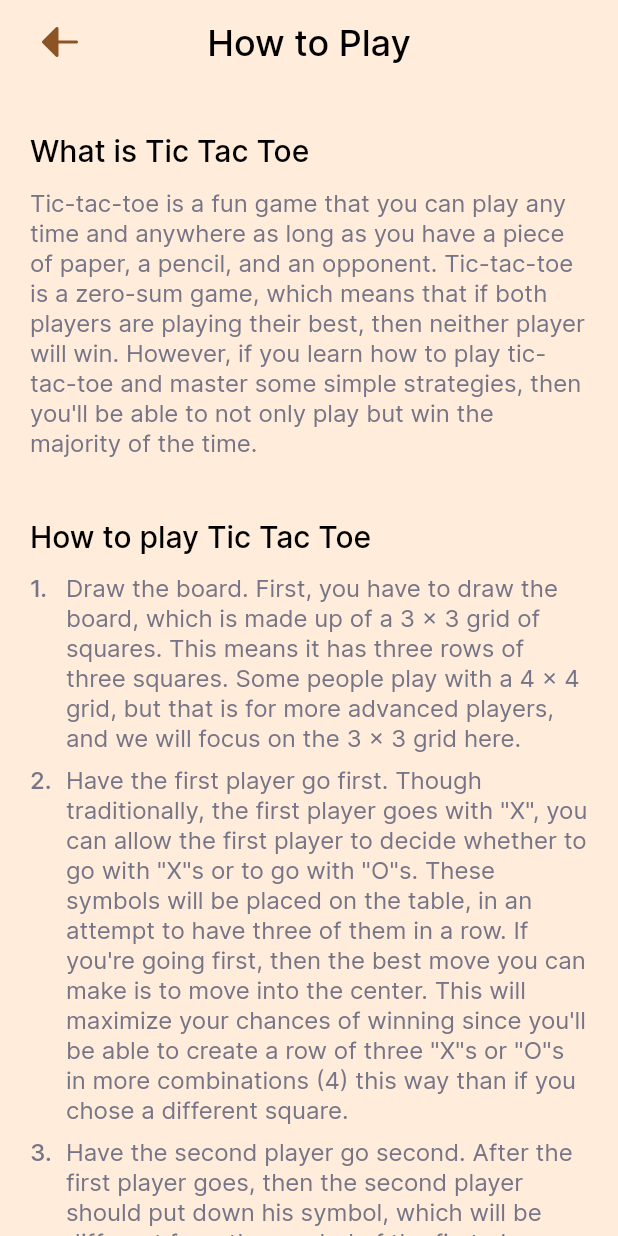
After one commit to bhavsarsuraj/tic-tac-toe, a Flutter app: the HowToPlayPageView screen opened by its route, on a phone screen of 412 x 824 dp. The commit adds this screen. Run offline on Flutter 3.47's test engine with Material 2 defaults, Android fonts, the phone set to English and light mode, and no system bars; our stand-ins replace get, lottie; missing offline and left inert: neopop.

Commit message:
ADD: How to play page

```diff
--- a/lib/app/modules/home/controllers/home_controller.dart
+++ b/lib/app/modules/home/controllers/home_controller.dart
@@ -25,6 +25,6 @@ class HomeController extends GetxController {
   }
 
   void didTapHowToPlay() {
-    //
+    Get.toNamed(Routes.HOW_TO_PLAY_PAGE);
   }
 }
--- /dev/null
+++ b/lib/app/modules/how_to_play_page/bindings/how_to_play_page_binding.dart
@@ -0,0 +1,12 @@
+import 'package:get/get.dart';
+
+import '../controllers/how_to_play_page_controller.dart';
+
+class HowToPlayPageBinding extends Bindings {
+  @override
+  void dependencies() {
+    Get.lazyPut<HowToPlayPageController>(
+      () => HowToPlayPageController(),
+    );
+  }
+}
--- /dev/null
+++ b/lib/app/modules/how_to_play_page/controllers/how_to_play_page_controller.dart
@@ -0,0 +1,8 @@
+import 'package:get/get.dart';
+
+class HowToPlayPageController extends GetxController {
+  @override
+  void onInit() {
+    super.onInit();
+  }
+}
--- /dev/null
+++ b/lib/app/modules/how_to_play_page/views/how_to_play_page_view.dart
@@ -0,0 +1,125 @@
+import 'package:flutter/material.dart';
+import 'package:get/get.dart';
+import 'package:tic_tac_toe/app/utils/constants/app_colors.dart';
+import 'package:tic_tac_toe/app/utils/constants/strings.dart';
+import 'package:tic_tac_toe/app/utils/constants/styles.dart';
+import 'package:tic_tac_toe/app/utils/widgets/base_scaffold.dart';
+import '../controllers/how_to_play_page_controller.dart';
+
+class HowToPlayPageView extends GetView<HowToPlayPageController> {
+  const HowToPlayPageView({Key? key}) : super(key: key);
+  @override
+  Widget build(BuildContext context) {
+    return BaseScaffold(
+      titleText: 'How to Play',
+      body: ListView(
+        padding: const EdgeInsets.symmetric(
+          horizontal: 20,
+          vertical: 32,
+        ),
+        children: [
+          _WhatIsTicTacToe(),
+          SizedBox(height: 40),
+          _HowToPlayTicTacToe(),
+        ],
+      ),
+    );
+  }
+}
+
+class _WhatIsTicTacToe extends StatelessWidget {
+  const _WhatIsTicTacToe({Key? key}) : super(key: key);
+
+  @override
+  Widget build(BuildContext context) {
+    return Column(
+      crossAxisAlignment: CrossAxisAlignment.start,
+      children: [
+        Text(
+          Strings.whatIsTicTacToe.tr,
+          style: Styles.semibold(
+            20,
+            AppColors.black,
+          ),
+        ),
+        SizedBox(height: 12),
+        Text(
+          Strings.ticTacToeDesc.tr,
+          style: Styles.regular(
+            16,
+            AppColors.secondaryText,
+          ),
+        ),
+      ],
+    );
+  }
+}
+
+class _HowToPlayTicTacToe extends StatelessWidget {
+  const _HowToPlayTicTacToe({Key? key}) : super(key: key);
+
+  @override
+  Widget build(BuildContext context) {
+    return Column(
+      crossAxisAlignment: CrossAxisAlignment.start,
+      children: [
+        Text(
+          Strings.howToPlayTicTacToe.tr,
+          style: Styles.semibold(
+            20,
+            AppColors.black,
+          ),
+        ),
+        SizedBox(height: 12),
+        ...Strings.rulesToPlayTicTacToe
+            .asMap()
+            .entries
+            .map((rule) => _Rule(ruleNo: rule.key + 1, rule: rule.value))
+            .toList(),
+      ],
+    );
+  }
+}
+
+class _Rule extends StatelessWidget {
+  final int ruleNo;
+  final String rule;
+  const _Rule({
+    Key? key,
+    required this.ruleNo,
+    required this.rule,
+  }) : super(key: key);
+
+  @override
+  Widget build(BuildContext context) {
+    return Padding(
+      padding: const EdgeInsets.only(bottom: 8),
+      child: Row(
+        crossAxisAlignment: CrossAxisAlignment.start,
+        children: [
+          SizedBox(
+            width: 20,
+            child: Text(
+              '$ruleNo.',
+              style: Styles.semibold(
+                16,
+                AppColors.secondaryText,
+              ),
+              textAlign: TextAlign.start,
+            ),
+          ),
+          SizedBox(width: 4),
+          Flexible(
+            child: Text(
+              rule,
+              style: Styles.regular(
+                16,
+                AppColors.secondaryText,
+              ),
+            ),
+          ),
+        ],
+      ),
+    );
+  }
+}
--- a/lib/app/routes/app_pages.dart
+++ b/lib/app/routes/app_pages.dart
@@ -6,6 +6,8 @@ import '../modules/game_result_page/bindings/game_result_page_binding.dart';
 import '../modules/game_result_page/views/game_result_page_view.dart';
 import '../modules/home/bindings/home_binding.dart';
 import '../modules/home/views/home_view.dart';
+import '../modules/how_to_play_page/bindings/how_to_play_page_binding.dart';
+import '../modules/how_to_play_page/views/how_to_play_page_view.dart';
 import '../modules/splash_page/bindings/splash_page_binding.dart';
 import '../modules/splash_page/views/splash_page_view.dart';
 import '../modules/tic_tac_toe_play_page/bindings/tic_tac_toe_play_page_binding.dart';
@@ -44,5 +46,10 @@ class AppPages {
       page: () => const CustomizeGamePageView(),
       binding: CustomizeGamePageBinding(),
     ),
+    GetPage(
+      name: _Paths.HOW_TO_PLAY_PAGE,
+      page: () => const HowToPlayPageView(),
+      binding: HowToPlayPageBinding(),
+    ),
   ];
 }
--- a/lib/app/routes/app_routes.dart
+++ b/lib/app/routes/app_routes.dart
@@ -8,6 +8,7 @@ abstract class Routes {
   static const SPLASH_PAGE = _Paths.SPLASH_PAGE;
   static const GAME_RESULT_PAGE = _Paths.GAME_RESULT_PAGE;
   static const CUSTOMIZE_GAME_PAGE = _Paths.CUSTOMIZE_GAME_PAGE;
+  static const HOW_TO_PLAY_PAGE = _Paths.HOW_TO_PLAY_PAGE;
 }
 
 abstract class _Paths {
@@ -17,4 +18,5 @@ abstract class _Paths {
   static const SPLASH_PAGE = '/splash-page';
   static const GAME_RESULT_PAGE = '/game-result-page';
   static const CUSTOMIZE_GAME_PAGE = '/customize-game-page';
+  static const HOW_TO_PLAY_PAGE = '/how-to-play-page';
 }
--- /dev/null
+++ b/lib/app/utils/constants/strings.dart
@@ -0,0 +1,13 @@
+class Strings {
+  static const whatIsTicTacToe = 'What is Tic Tac Toe';
+  static const ticTacToeDesc =
+      'Tic-tac-toe is a fun game that you can play any time and anywhere as long as you have a piece of paper, a pencil, and an opponent. Tic-tac-toe is a zero-sum game, which means that if both players are playing their best, then neither player will win. However, if you learn how to play tic-tac-toe and master some simple strategies, then you\'ll be able to not only play but win the majority of the time.';
+  static const howToPlayTicTacToe = 'How to play Tic Tac Toe';
+  static const rulesToPlayTicTacToe = [
+    'Draw the board. First, you have to draw the board, which is made up of a 3 x 3 grid of squares. This means it has three rows of three squares. Some people play with a 4 x 4 grid, but that is for more advanced players, and we will focus on the 3 x 3 grid here.',
+    'Have the first player go first. Though traditionally, the first player goes with "X", you can allow the first player to decide whether to go with "X"s or to go with "O"s. These symbols will be placed on the table, in an attempt to have three of them in a row. If you\'re going first, then the best move you can make is to move into the center. This will maximize your chances of winning since you\'ll be able to create a row of three "X"s or "O"s in more combinations (4) this way than if you chose a different square.',
+    'Have the second player go second. After the first player goes, then the second player should put down his symbol, which will be different from the symbol of the first player. The second player can either try to block the first player from creating a row of three or focus on creating their row of three. Ideally, the player can do both.'
+        'Keep alternating moves until one of the players has drawn a row of three symbols or until no one can win. The first player to draw three of their symbols in a row, whether it is horizontal, vertical, or diagonal, has won tic-tac-toe. However, if both players are playing with optimal strategy, then there\'s a good chance that no one will win because you will have blocked all of each other\'s opportunities to create a row of three.'
+        'Keep practicing',
+  ];
+}
--- a/lib/app/utils/widgets/buttons/primary_button.dart
+++ b/lib/app/utils/widgets/buttons/primary_button.dart
@@ -23,7 +23,7 @@ class PrimaryButton extends StatelessWidget {
 
   @override
   Widget build(BuildContext context) {
-    return Container(
+    return SizedBox(
       width: width,
       child: NeoPopButton(
         color: AppColors.red,
```
